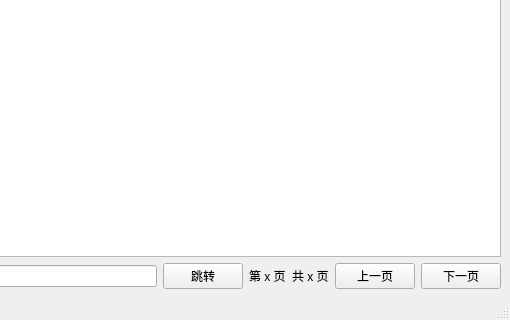
The window that ui_home_window.ui (inverse-limit/database-proj) describes before a commit, drawn with Qt 5; both pictures show x 690 to 1200 and y 416 to 736 of the 1200 by 736 pixel window.
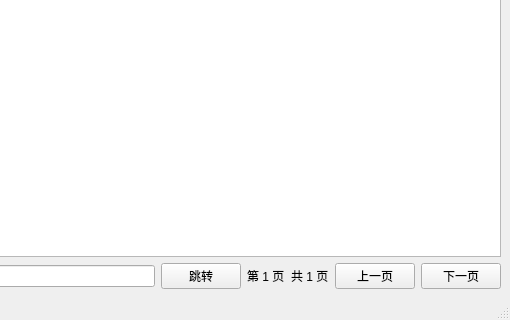
The same window after the commit.

Patch:
```diff
--- a/ui_home_window.ui
+++ b/ui_home_window.ui
@@ -323,14 +323,14 @@
         <item>
          <widget class="QLabel" name="label_current_page">
           <property name="text">
-           <string>第 x 页</string>
+           <string>第 1 页</string>
           </property>
          </widget>
         </item>
         <item>
          <widget class="QLabel" name="label_all_page">
           <property name="text">
-           <string>共 x 页</string>
+           <string>共 1 页</string>
           </property>
          </widget>
         </item>
```
